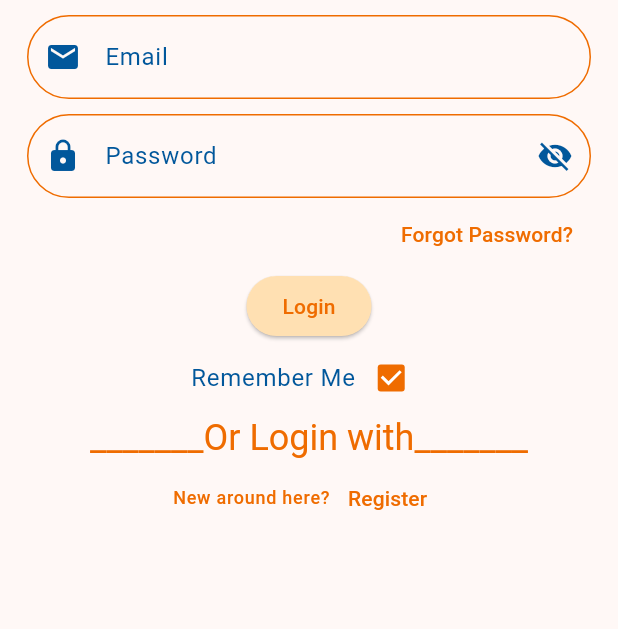
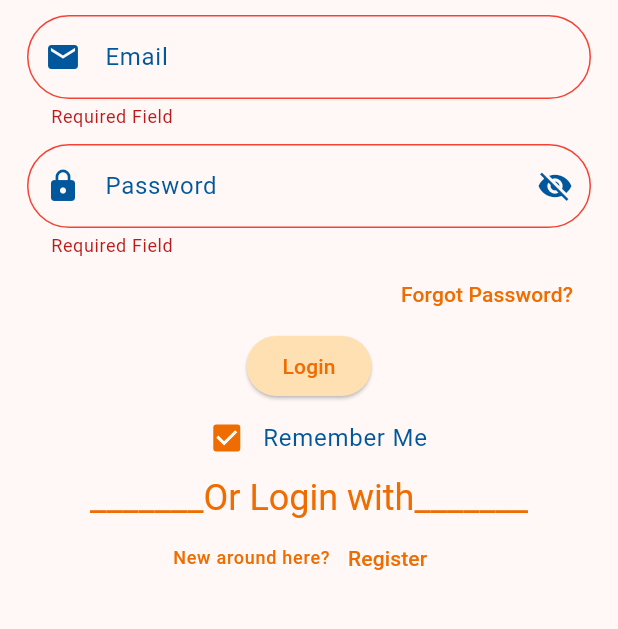
Before and after one commit to Mahmoud-Ramzi5/Jobera, a Flutter app: the screen it shows after launch, after a tap on "Login", on a phone screen of 412 x 824 dp, the part 402-1031 px from its top. Run offline on Flutter 3.47's test engine with Material 3 defaults, Android fonts, the phone set to English and light mode, and no system bars; our stand-ins replace dio, get, shared_preferences.

Commit message:
login mobile half works

```diff
--- a/FrontEnd/Mobile/lib/customWidgets/custom_text_field_widget.dart
+++ b/FrontEnd/Mobile/lib/customWidgets/custom_text_field_widget.dart
@@ -47,6 +47,18 @@ class CustomTextFieldWidget extends StatelessWidget {
             width: 3,
           ),
         ),
+        errorBorder: OutlineInputBorder(
+          borderRadius: BorderRadius.circular(50),
+          borderSide: const BorderSide(
+            color: Colors.red,
+          ),
+        ),
+        focusedErrorBorder: OutlineInputBorder(
+          borderRadius: BorderRadius.circular(50),
+          borderSide: const BorderSide(
+            color: Colors.red,
+          ),
+        ),
       ),
       keyboardType: textInputType,
       style: Theme.of(context).textTheme.bodyLarge,
--- a/FrontEnd/Mobile/lib/main.dart
+++ b/FrontEnd/Mobile/lib/main.dart
@@ -1,8 +1,12 @@
 import 'package:flutter/material.dart';
 import 'package:get/get.dart';
 import 'package:jobera/views/login_view.dart';
+import 'package:shared_preferences/shared_preferences.dart';
 
-void main() {
+SharedPreferences? sharedPreferences;
+Future<void> main() async {
+  WidgetsFlutterBinding.ensureInitialized();
+  sharedPreferences = await SharedPreferences.getInstance();
   runApp(const MainApp());
 }
 
--- a/FrontEnd/Mobile/lib/views/login_view.dart
+++ b/FrontEnd/Mobile/lib/views/login_view.dart
@@ -1,9 +1,10 @@
 import 'package:flutter/material.dart';
-import 'package:get/get.dart';
+import 'package:get/get.dart' hide Response;
 import 'package:jobera/controllers/login_controller.dart';
 import 'package:jobera/customWidgets/custom_logo_container.dart';
 import 'package:jobera/customWidgets/custom_text_field_widget.dart';
 import 'package:jobera/views/forgot_password_view.dart';
+import 'package:jobera/views/home_view.dart';
 import 'package:jobera/views/register_view.dart';
 
 class LoginView extends StatefulWidget {
@@ -14,6 +15,7 @@ class LoginView extends StatefulWidget {
 }
 
 class _LoginViewState extends State<LoginView> {
+  late final _formField = GlobalKey<FormState>();
   late LoginController _loginController;
   late TextEditingController _emailController;
   late TextEditingController _passwordController;
@@ -41,7 +43,9 @@ class _LoginViewState extends State<LoginView> {
         // appBar: AppBar(
         //   title: const Text('Login'),
         // ),
-        body: SingleChildScrollView(
+        body: Form(
+          key: _formField,
+          child: SingleChildScrollView(
             child: Padding(
               padding: const EdgeInsets.all(18.0),
               child: Column(
@@ -56,6 +60,12 @@ class _LoginViewState extends State<LoginView> {
                     textInputType: TextInputType.emailAddress,
                     icon: const Icon(Icons.email),
                     labelText: 'Email',
+                    validator: (p0) {
+                      if (p0!.isEmpty) {
+                        return "Required Field";
+                      }
+                      return null;
+                    },
                   ),
                   const SizedBox(
                     height: 10,
@@ -76,13 +86,20 @@ class _LoginViewState extends State<LoginView> {
                             ? Icons.visibility_off
                             : Icons.visibility),
                       ),
+                      validator: (p0) {
+                        if (p0!.isEmpty) {
+                          return "Required Field";
+                        }
+                        return null;
+                      },
                     ),
                   ),
                   Row(
                     mainAxisAlignment: MainAxisAlignment.end,
                     children: [
                       TextButton(
-                      onPressed: () => Get.to(() => const ForgotPasswordView()),
+                        onPressed: () =>
+                            Get.to(() => const ForgotPasswordView()),
                         child: Text(
                           'Forgot Password?',
                           style: Theme.of(context).textTheme.labelLarge,
@@ -90,13 +107,40 @@ class _LoginViewState extends State<LoginView> {
                       ),
                     ],
                   ),
-
                   Column(
                     crossAxisAlignment: CrossAxisAlignment.center,
                     mainAxisAlignment: MainAxisAlignment.center,
                     children: [
                       ElevatedButton(
-                      onPressed: () {},
+                        onPressed: () async {
+                          if (_formField.currentState?.validate() == true) {
+                            var response = await _loginController.login(
+                                _emailController.text,
+                                _passwordController.text);
+                            if (_loginController.isLoggedIn == true) {
+                              Get.defaultDialog(
+                                title: 'Login Successful',
+                                middleText: response.toString(),
+                                content: const Icon(
+                                  Icons.check_circle_outline,
+                                  color: Colors.green,
+                                ),
+                              );
+                              Future.delayed(const Duration(seconds: 1), () {
+                                Get.off(() => const HomeView());
+                              });
+                            } else {
+                              Get.defaultDialog(
+                                title: 'Login Failed',
+                                middleText: response.toString(),
+                                content: const Icon(
+                                  Icons.cancel_outlined,
+                                  color: Colors.red,
+                                ),
+                              );
+                            }
+                          }
+                        },
                         style: Theme.of(context).textButtonTheme.style,
                         child: Text(
                           'Login',
@@ -107,10 +151,6 @@ class _LoginViewState extends State<LoginView> {
                         crossAxisAlignment: CrossAxisAlignment.center,
                         mainAxisAlignment: MainAxisAlignment.center,
                         children: [
-                        Text(
-                          'Remember Me',
-                          style: Theme.of(context).textTheme.bodyLarge,
-                        ),
                           GetBuilder<LoginController>(
                             builder: (controller) => Checkbox(
                               activeColor: Colors.orange.shade800,
@@ -118,6 +158,10 @@ class _LoginViewState extends State<LoginView> {
                               onChanged: (value) => _loginController
                                   .toggleRemeberMe(_loginController.remeberMe),
                             ),
+                          ),
+                          Text(
+                            'Remember Me',
+                            style: Theme.of(context).textTheme.bodyLarge,
                           ),
                         ],
                       ),
@@ -170,6 +214,7 @@ class _LoginViewState extends State<LoginView> {
             ),
           ),
         ),
+      ),
     );
   }
 }
--- a/FrontEnd/Mobile/pubspec.yaml
+++ b/FrontEnd/Mobile/pubspec.yaml
@@ -7,10 +7,12 @@ environment:
   sdk: '>=3.3.0 <4.0.0'
 
 dependencies:
+  dio: ^5.4.1
   flutter:
     sdk: flutter
   font_awesome_flutter: ^10.7.0
   get: ^4.6.6
+  shared_preferences: ^2.2.2
 
 dev_dependencies:
   flutter_test:
```
Also changed, not shown: FrontEnd/Mobile/lib/controllers/login_controller.dart (+39 -1 lines), FrontEnd/Mobile/lib/views/home_view.dart (added, +17 -0 lines), FrontEnd/Mobile/pubspec.lock, 3 other files. Lines whose indentation alone changed are shown as unchanged.
